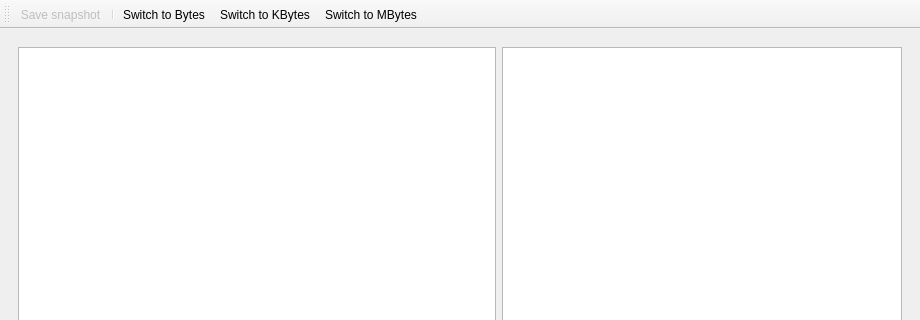
Above: getinfo.ui from zenonby/directory-getinfo before the change; both pictures show x 0 to 920 and y 0 to 320 of the 920 by 700 pixel window. Below: the same form after it.
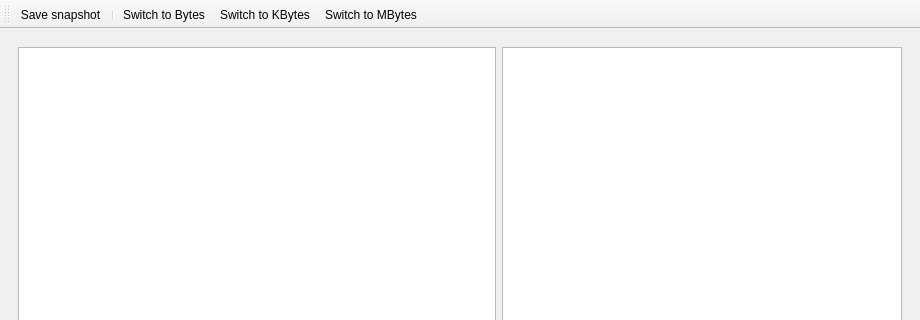
That is the form after the change. Icons and pictures are not drawn.

Diff of the .ui file:
```diff
--- a/getinfo.ui
+++ b/getinfo.ui
@@ -120,7 +120,7 @@
   </action>
   <action name="actionSaveSnapshot">
    <property name="enabled">
-    <bool>false</bool>
+    <bool>true</bool>
    </property>
    <property name="icon">
     <iconset resource="resources.qrc">
```
